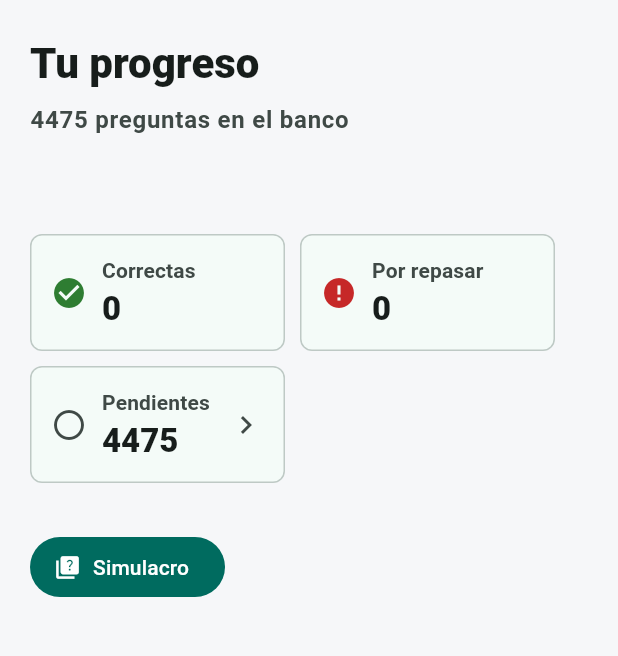
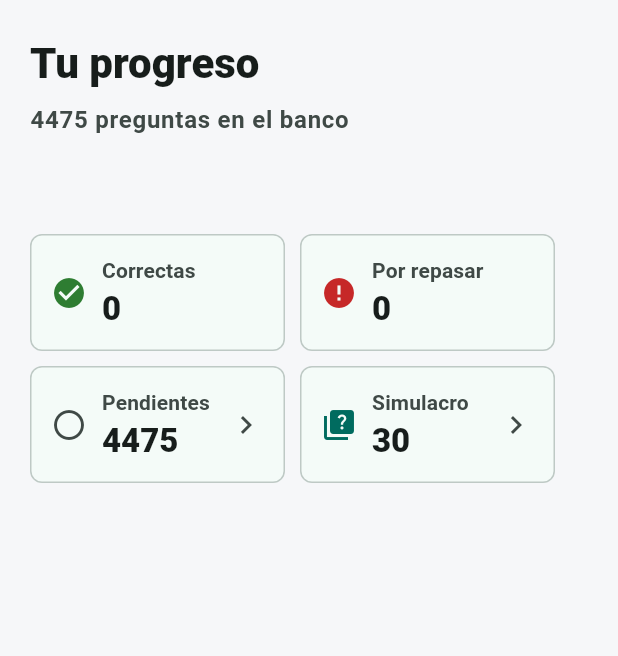
Before and after one commit to alestiago/preguntas_mercancias, a Flutter app: the screen it shows after launch, on a phone screen of 412 x 824 dp, the part 84-740 px from its top. Run offline on Flutter 3.47's test engine with Material 3 defaults, Android fonts, the phone set to English and light mode, and no system bars; our stand-ins replace bloc, drift, drift_flutter, flutter_bloc, flutter_sticky_header; missing offline and left inert: json_schema_builder; accounts and stored records are empty; generated files the repository leaves out were written again.

Commit message:
feat: simulacro

```diff
--- a/pm_app/lib/src/home/home_page.dart
+++ b/pm_app/lib/src/home/home_page.dart
@@ -327,18 +327,9 @@ class _HomeContent extends StatelessWidget {
             const SizedBox(height: 18),
             _ProgressStats(
               state: state,
+              onStartSimulacroPractice: onStartSimulacroPractice,
               onStartReviewPractice: onStartReviewPractice,
               onStartPendingPractice: onStartPendingPractice,
-            ),
-            const SizedBox(height: 32),
-            Align(
-              alignment: Alignment.centerLeft,
-              child: FilledButton.icon(
-                key: const ValueKey('start-simulacro-button'),
-                onPressed: onStartSimulacroPractice,
-                icon: const Icon(Icons.quiz),
-                label: Text(localizations.startSimulacro),
-              ),
             ),
           ],
         ),
@@ -406,11 +397,13 @@ class _ProgressSummaryBar extends StatelessWidget {
 class _ProgressStats extends StatelessWidget {
   const _ProgressStats({
     required this.state,
+    required this.onStartSimulacroPractice,
     required this.onStartReviewPractice,
     required this.onStartPendingPractice,
   });
 
   final HomeLoaded state;
+  final VoidCallback onStartSimulacroPractice;
   final VoidCallback onStartReviewPractice;
   final VoidCallback onStartPendingPractice;
 
@@ -451,6 +444,15 @@ class _ProgressStats extends StatelessWidget {
           onTap: state.unansweredQuestionCount > 0
               ? onStartPendingPractice
               : null,
+        ),
+        _ProgressStat(
+          key: const ValueKey('start-simulacro-button'),
+          countKey: const ValueKey('home-simulacro-count'),
+          icon: Icons.quiz,
+          label: localizations.startSimulacro,
+          count: simulacroQuestionCount,
+          color: Theme.of(context).colorScheme.primary,
+          onTap: onStartSimulacroPractice,
         ),
       ],
     );
```
Also changed, not shown: 1 other file.
